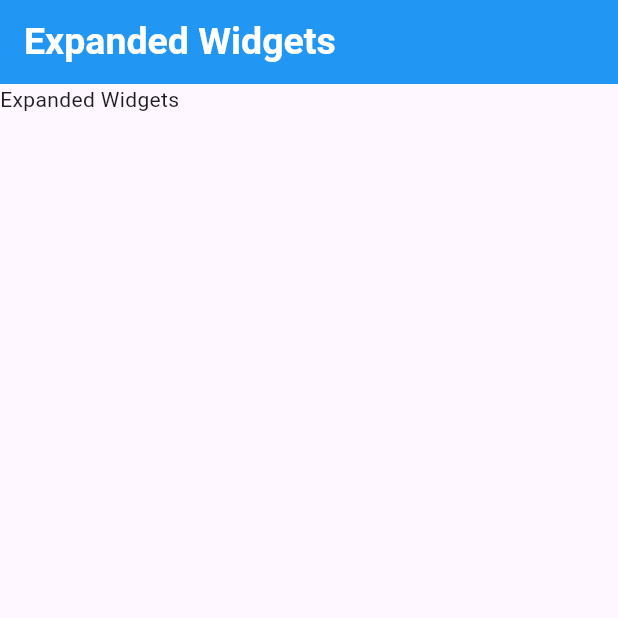
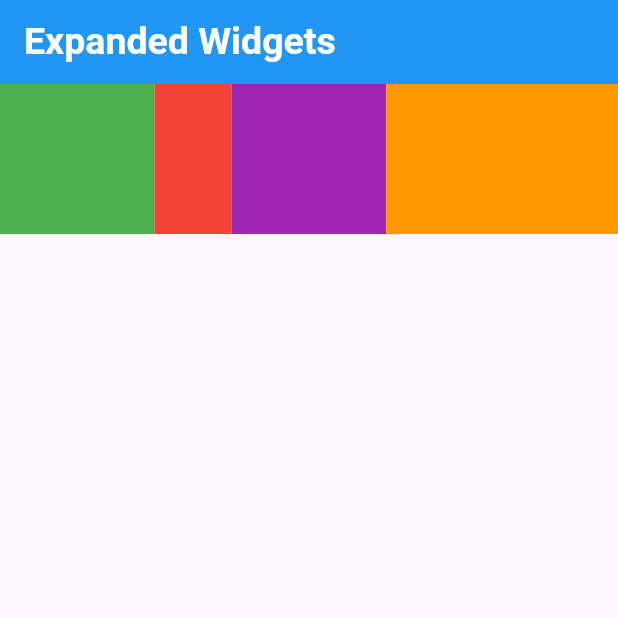
Before and after one commit to alhasann351/expanded_widgets, a Flutter app: the screen it shows after launch, on a phone screen of 412 x 824 dp, the top half of it. Run offline on Flutter 3.47's test engine with Material 3 defaults, Android fonts, the phone set to English and light mode, and no system bars.

Commit message:
expanded apply in row

```diff
--- a/lib/main.dart
+++ b/lib/main.dart
@@ -1,4 +1,6 @@
+import 'package:flutter/cupertino.dart';
 import 'package:flutter/material.dart';
+import 'package:flutter/widgets.dart';
 
 void main() {
   runApp(const MyApp());
@@ -38,7 +40,42 @@ class _MyHomePageState extends State<MyHomePage> {
           ),
         ),
       ),
-      body: const Text('Expanded Widgets'),
+      body: Row(
+        children: [
+          Expanded(
+            flex: 2,
+            child: Container(
+              width: 50,
+              height: 100,
+              color: Colors.green,
+            ),
+          ),
+          Expanded(
+            flex: 1,
+            child: Container(
+              width: 50,
+              height: 100,
+              color: Colors.red,
+            ),
+          ),
+          Expanded(
+            flex: 2,
+            child: Container(
+              width: 50,
+              height: 100,
+              color: Colors.purple,
+            ),
+          ),
+          Expanded(
+            flex: 3,
+            child: Container(
+              width: 50,
+              height: 100,
+              color: Colors.orange,
+            ),
+          ),
+        ],
+      ),
     );
   }
 }
```
